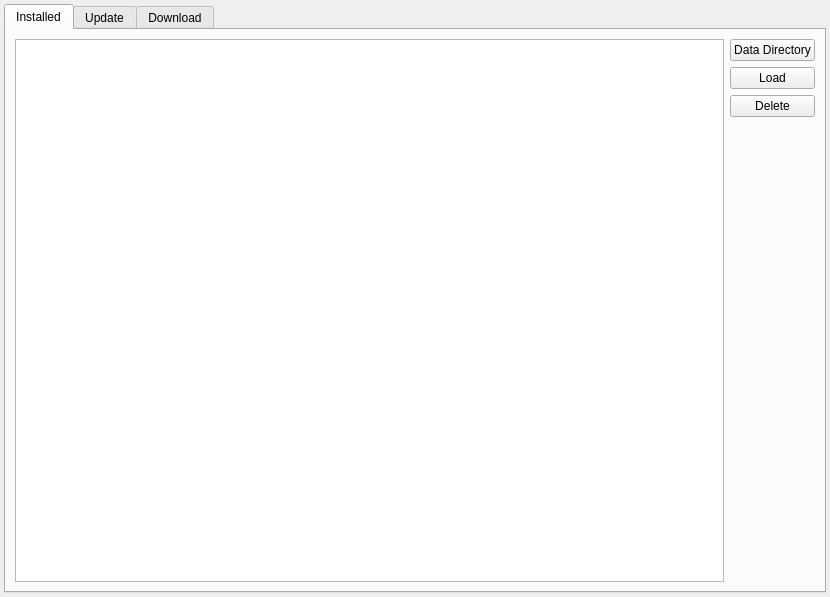
The window that client/mappackageswidget.ui (shentok/MoNav) describes before a commit, drawn with Qt 5.
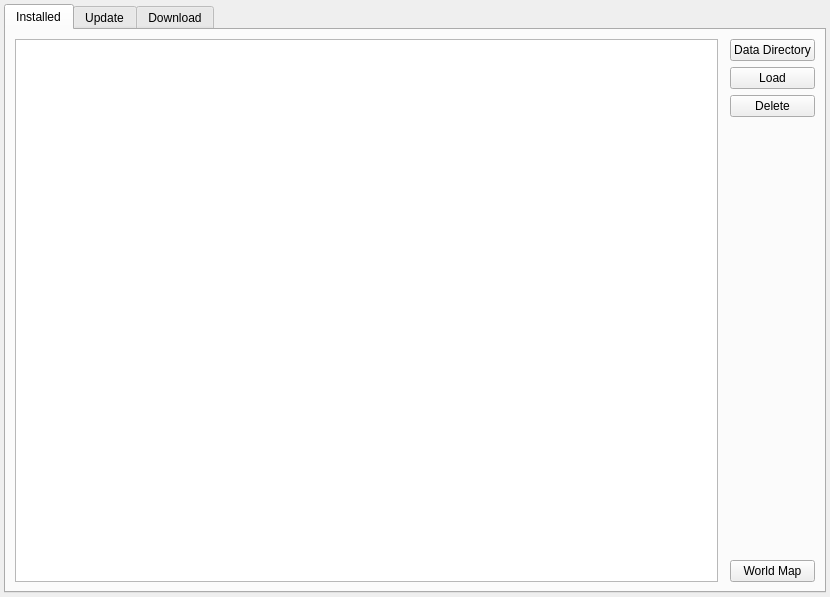
The same window after the commit. Custom widgets are drawn as their Qt base class.

What changed in the file:
```diff
--- a/client/mappackageswidget.ui
+++ b/client/mappackageswidget.ui
@@ -33,6 +33,9 @@
        <item>
         <widget class="QListWidget" name="installedList"/>
        </item>
+       <item>
+        <widget class="WorldMapChooser" name="worldMap" native="true"/>
+       </item>
        <item>
         <layout class="QVBoxLayout" name="verticalLayout_3">
          <item>
@@ -69,6 +72,16 @@
            </property>
           </spacer>
          </item>
+         <item>
+          <widget class="QPushButton" name="switchSelection">
+           <property name="text">
+            <string>World Map</string>
+           </property>
+           <property name="checkable">
+            <bool>true</bool>
+           </property>
+          </widget>
+         </item>
         </layout>
        </item>
       </layout>
@@ -199,6 +212,14 @@
    </item>
   </layout>
  </widget>
+ <customwidgets>
+  <customwidget>
+   <class>WorldMapChooser</class>
+   <extends>QWidget</extends>
+   <header>worldmapchooser.h</header>
+   <container>1</container>
+  </customwidget>
+ </customwidgets>
  <resources/>
  <connections/>
 </ui>
```
Left out of the diff: 35 changed lines with no effect on the pictures.
